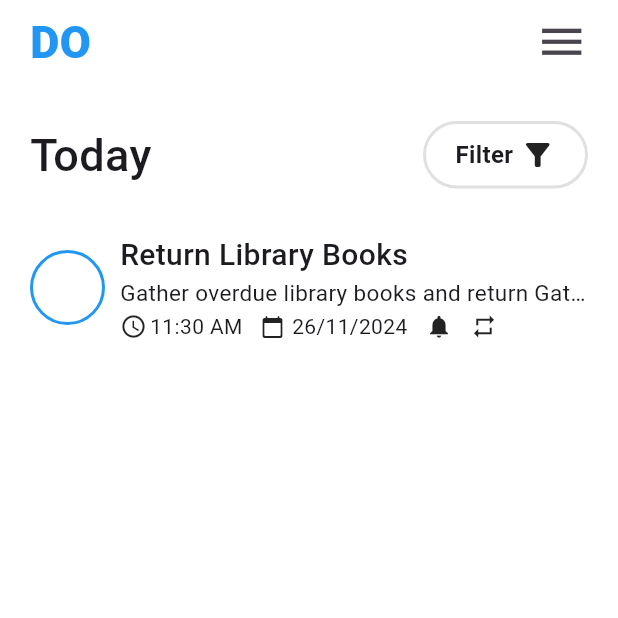
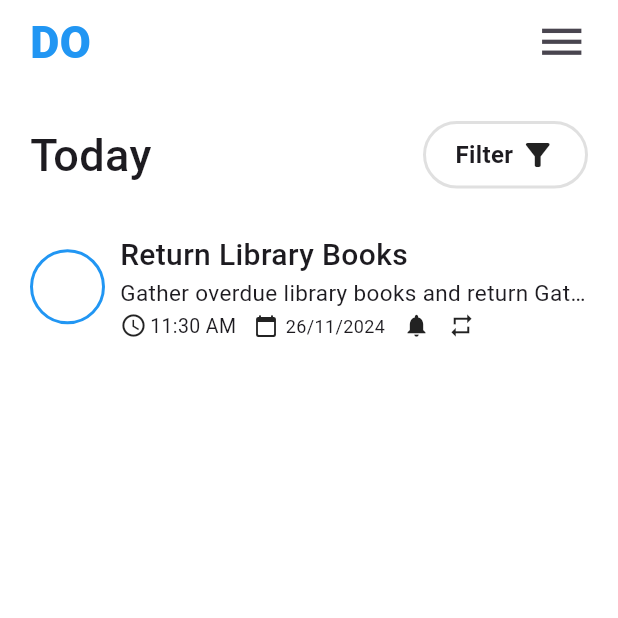
Before and after one commit to Ratndeep1999/to_do_app, a Flutter app: the screen it shows after launch, on a phone screen of 412 x 824 dp, the top half of it. Run offline on Flutter 3.47's test engine with Material 3 defaults, Android fonts, the phone set to English and light mode, and no system bars.

```diff
--- a/lib/to_do_list_page.dart
+++ b/lib/to_do_list_page.dart
@@ -104,35 +104,34 @@ class _ToDoListPageState extends State<ToDoListPage> {
                           overflow: TextOverflow.ellipsis,
                           style: TextStyle(fontSize: 15),
                         ),
-                        SizedBox(height: 2,),
+                        SizedBox(height: 2),
 
                         /// Time, Date, Notification, Refresh
                         Row(
                           children: [
                             // Time
-                            Icon(Icons.watch_later_outlined, size: 18,),
-                            SizedBox(width: 2,),
-                            Text('11:30 AM'),
+                            Icon(Icons.watch_later_outlined, size: 18),
+                            SizedBox(width: 2),
+                            Text('11:30 AM', style: TextStyle(fontSize: 13)),
 
-                            SizedBox(width: 12,),
+                            SizedBox(width: 12),
 
                             // Date
-                            Icon(Icons.calendar_today_rounded, size: 16,),
-                            SizedBox(width: 5,),
-                            Text('26/11/2024'),
+                            Icon(Icons.calendar_today_rounded, size: 16),
+                            SizedBox(width: 5),
+                            Text('26/11/2024', style: TextStyle(fontSize: 12)),
 
-                            SizedBox(width: 12,),
+                            SizedBox(width: 12),
 
                             // Notification
                             Icon(Icons.notifications, size: 18),
 
-                            SizedBox(width: 12,),
+                            SizedBox(width: 12),
 
                             // Refresh
-                            Icon(Icons.repeat, size: 18,)
-
+                            Icon(Icons.repeat, size: 18),
                           ],
-                        )
+                        ),
                       ],
                     ),
                   ),
```
